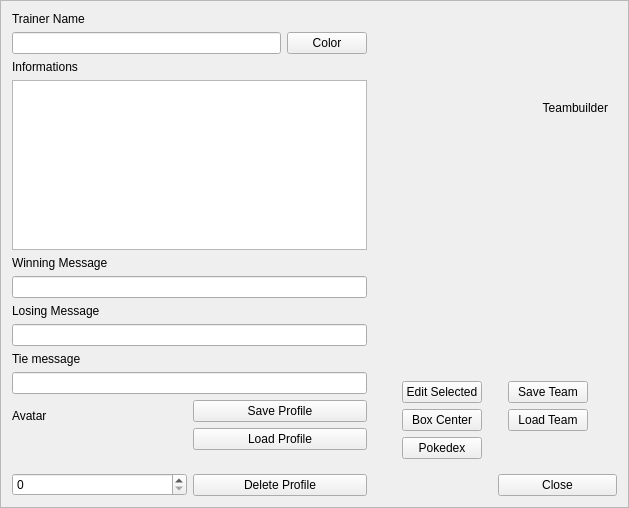
Old version of the form src/Teambuilder/trainermenu.ui in the repository po-devs/pokemon-online.
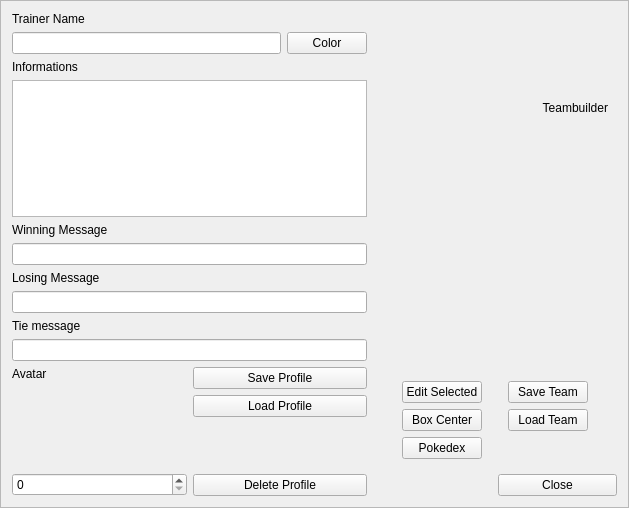
New version of the form. Custom widgets are drawn as their Qt base class.

```diff
--- a/src/Teambuilder/trainermenu.ui
+++ b/src/Teambuilder/trainermenu.ui
@@ -121,6 +121,27 @@
          </item>
          <item>
           <widget class="QLabel" name="label_6">
+           <property name="sizePolicy">
+            <sizepolicy hsizetype="Fixed" vsizetype="Fixed">
+             <horstretch>0</horstretch>
+             <verstretch>0</verstretch>
+            </sizepolicy>
+           </property>
+           <property name="minimumSize">
+            <size>
+             <width>80</width>
+             <height>80</height>
+            </size>
+           </property>
+           <property name="maximumSize">
+            <size>
+             <width>80</width>
+             <height>80</height>
+            </size>
+           </property>
+           <property name="autoFillBackground">
+            <bool>false</bool>
+           </property>
            <property name="text">
             <string/>
            </property>
```
